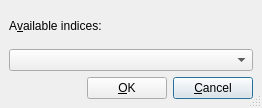
Before: the Qt Designer form src/frontends/qt4/ui/IndexUi.ui in cburschka/lyx, drawn with Qt 5.
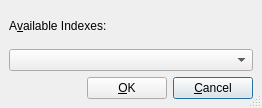
After: the same form once the commit is applied.

Commit message: Synchro for index strings

What changed in the file:
```diff
--- a/src/frontends/qt4/ui/IndexUi.ui
+++ b/src/frontends/qt4/ui/IndexUi.ui
@@ -56,7 +56,7 @@
      <item>
       <widget class="QLabel" name="indicesLA" >
        <property name="text" >
-        <string>A&amp;vailable indices:</string>
+        <string>A&amp;vailable Indexes:</string>
        </property>
        <property name="buddy" >
         <cstring>indicesCO</cstring>
```
